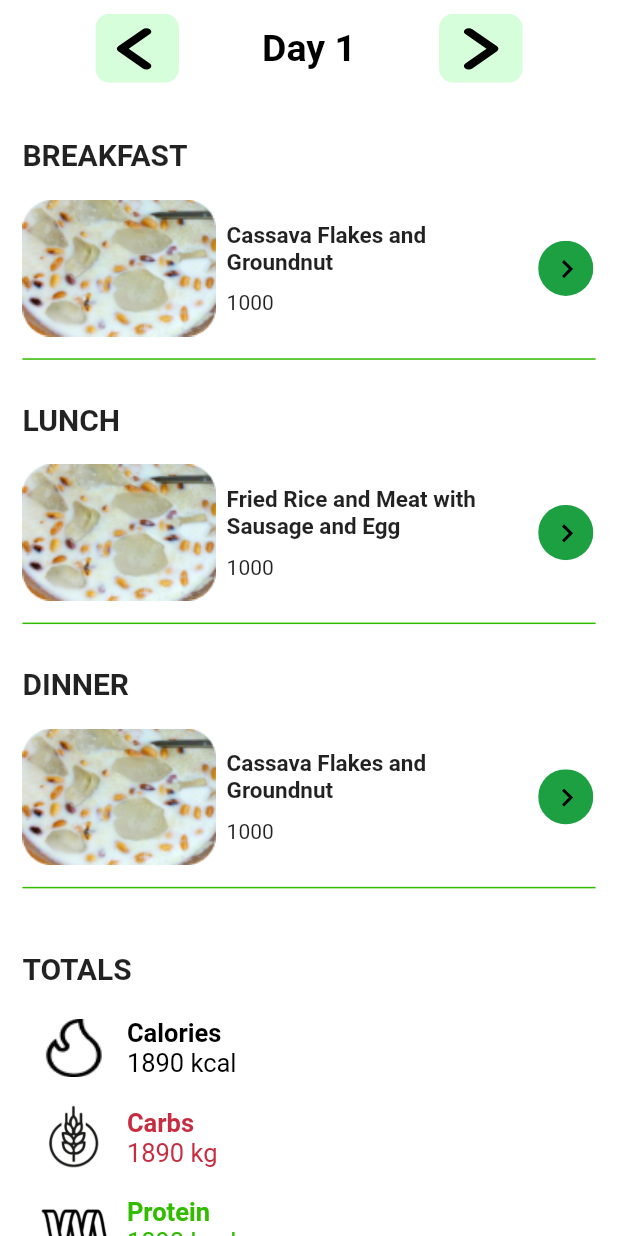
After one commit to glory-i/trial_fyp_mobile, a Flutter app: the PlannedMeal screen opened directly, on a phone screen of 412 x 824 dp. The commit adds this screen. Run offline on Flutter 3.47's test engine with Material 2 defaults, Android fonts, the light colour scheme and no system bars; our stand-ins replace dropdown_button2, flutter_secure_storage, flutter_svg, internet_connection_checker, pie_chart, pin_code_fields; accounts and stored records are empty; project files that could hold a hidden picture were left out.

Commit message:
Meal Plan screen and Search Result

```diff
--- a/lib/views/HomeApp/dashboard.dart
+++ b/lib/views/HomeApp/dashboard.dart
@@ -4,6 +4,7 @@ import 'package:trial_fyp_mobile/models/authentication/loginResponseModel.dart';
 import 'package:trial_fyp_mobile/services/authenticationServices/authenticationServices.dart';
 import 'package:trial_fyp_mobile/size_config.dart';
 import 'package:trial_fyp_mobile/utility/constants.dart';
+import 'package:trial_fyp_mobile/views/HomeApp/searchResults.dart';
 
 enum MealTime { breakfast, lunch, dinner }
 
@@ -15,7 +16,6 @@ class DashboardScreen extends StatefulWidget {
 }
 
 class _DashboardScreenState extends State<DashboardScreen> {
-
   LoginResponseModel? loginResponseModel;
   bool isLoading = true;
   MealTime? selectedMealTime;
@@ -31,19 +31,18 @@ class _DashboardScreenState extends State<DashboardScreen> {
   }
 
   @override
-  void initState(){
+  void initState() {
     super.initState();
     selectedMealTime = MealTime.breakfast;
     getLoginResponseData();
-
   }
 
   Future<void> getLoginResponseData() async {
-    loginResponseModel = loginResponseModelFromJson(await getLoginResponse()??"");
+    loginResponseModel =
+        loginResponseModelFromJson(await getLoginResponse() ?? "");
     setState(() {
-            isLoading = false;
-          });
-
+      isLoading = false;
+    });
   }
 
   @override
@@ -67,16 +66,22 @@ class _DashboardScreenState extends State<DashboardScreen> {
                 ),
                 SizedBox(height: getProportionateScreenHeight(40)),
                 Text(
-                  isLoading? "Welcome" :'Welcome ${loginResponseModel!.userName}',
+                  isLoading
+                      ? "Welcome"
+                      : 'Welcome ${loginResponseModel!.userName}',
                   style: TextStyle(fontSize: 22),
                 ),
                 SizedBox(height: getProportionateScreenHeight(40)),
                 TextFormField(
                   decoration: InputDecoration(
-                      hintText: "Searach for a Meal",
+                      hintText: "Search for a Meal",
                       suffixIcon: IconButton(
                         icon: Icon(Icons.search),
-                        onPressed: () {},
+                        onPressed: () {
+                          Navigator.of(context).push(MaterialPageRoute(
+                              builder: (context) =>
+                                  const SearchResultsScreen()));
+                        },
                       ),
                       border: OutlineInputBorder(
                           borderRadius: BorderRadius.circular(20))),
--- /dev/null
+++ b/lib/views/HomeApp/searchResults.dart
@@ -0,0 +1,56 @@
+import 'package:flutter/material.dart';
+import 'package:trial_fyp_mobile/size_config.dart';
+import 'package:trial_fyp_mobile/utility/constants.dart';
+import 'package:trial_fyp_mobile/widgets/generated_meal.dart';
+
+class SearchResultsScreen extends StatelessWidget {
+  const SearchResultsScreen({super.key});
+
+  @override
+  Widget build(BuildContext context) {
+    return Scaffold(
+      body: SafeArea(
+          child: Padding(
+        padding: EdgeInsets.symmetric(
+          horizontal: getProportionateScreenWidth(20),
+          vertical: getProportionateScreenHeight(30),
+        ),
+        child: SingleChildScrollView(
+            child: Column(
+          crossAxisAlignment: CrossAxisAlignment.start,
+          children: [
+            const Center(
+              child: Text(
+                'FOODIFIED',
+                style: TextStyle(fontSize: 30, fontWeight: FontWeight.bold),
+              ),
+            ),
+            SizedBox(height: getProportionateScreenHeight(40)),
+            TextFormField(
+              decoration: InputDecoration(
+                  hintText: "Search for a Meal",
+                  suffixIcon: IconButton(
+                    icon: Icon(Icons.search),
+                    onPressed: () {},
+                  ),
+                  border: OutlineInputBorder(
+                      borderRadius: BorderRadius.circular(20))),
+            ),
+            SizedBox(height: getProportionateScreenHeight(40)),
+            GeneratedMeal(
+              onPressed: () {},
+              image: 'assets/garriImage.png',
+              mealName: 'Cassava Flakes and Groundnut',
+              mealAmount: '1000',
+            ),
+            const Divider(
+              color: Color(kGreenColor),
+              height: 30,
+              thickness: 1,
+            ),
+          ],
+        )),
+      )),
+    );
+  }
+}
--- a/lib/views/MealPlan/budget.dart
+++ b/lib/views/MealPlan/budget.dart
@@ -4,6 +4,7 @@ import 'package:flutter/material.dart';
 import 'package:flutter_svg/svg.dart';
 import 'package:trial_fyp_mobile/models/authentication/meal/budgetRange.dart';
 import 'package:trial_fyp_mobile/views/MealPlan/meal.dart';
+import 'package:trial_fyp_mobile/views/MealPlan/planned_meal.dart';
 import 'package:trial_fyp_mobile/widgets/primary_button.dart';
 
 import '../../size_config.dart';
@@ -130,22 +131,23 @@ class _BudgetScreenState extends State<BudgetScreen> {
                 ),
                 GestureDetector(
                     onTap: () {
-
                       //MAKE IT A FORM AND ADD THE VALIDATION SO THAT THE USER MUST SELECT A VALUE !!!!
                       //call the ENDPOINT TO GENERATE MEAL PLAN. PASS MIN BUDGET, MAX BUDGET AND THE CALORIE REQUIREMENTS WHICH WILL BE IN THE TOKEN.
+                      // Navigator.of(context).push(MaterialPageRoute(
+                      //     builder: (context) => MealScreen(
+                      //           proteinValue: 99,
+                      //           carbsValue: 12,
+                      //           caloriesValue: 600,
+                      //           fatValue: 11,
+                      //           cost: 1200,
+                      //           imageString: '',
+                      //           mealDescription:
+                      //               'One Portion of Jollof Rice and One Portion of Fried Rice and One cup of Moi Moi',
+                      //           mealName:
+                      //               'Jollof Rice and Fried Rice and Moi Moi	',
+                      //         )));
                       Navigator.of(context).push(MaterialPageRoute(
-                          builder: (context) => MealScreen(
-                                proteinValue: 99,
-                                carbsValue: 12,
-                                caloriesValue: 600,
-                                fatValue: 11,
-                                cost: 1200,
-                                imageString: '',
-                                mealDescription:
-                                    'One Portion of Jollof Rice and One Portion of Fried Rice and One cup of Moi Moi',
-                                mealName:
-                                    'Jollof Rice and Fried Rice and Moi Moi	',
-                              )));
+                          builder: (context) => PlannedMeal()));
                     },
                     child: Padding(
                       padding: EdgeInsets.fromLTRB(
@@ -200,7 +202,8 @@ List<String> buildListOfBudget(List<BudgetRange> newlistOfBudgetRange) {
   late List<String> listOfBudgetRange = [];
 
   for (int i = 0; i < newlistOfBudgetRange.length; i++) {
-    listOfBudgetRange.add("${newlistOfBudgetRange[i].minBudget}-${newlistOfBudgetRange[i].maxBudget}");
+    listOfBudgetRange.add(
+        "${newlistOfBudgetRange[i].minBudget}-${newlistOfBudgetRange[i].maxBudget}");
   }
   return listOfBudgetRange;
 }
--- /dev/null
+++ b/lib/views/MealPlan/planned_meal.dart
@@ -0,0 +1,294 @@
+import 'package:flutter/material.dart';
+import 'package:flutter_svg/svg.dart';
+import 'package:pie_chart/pie_chart.dart';
+import 'package:trial_fyp_mobile/size_config.dart';
+import 'package:trial_fyp_mobile/utility/constants.dart';
+import 'package:trial_fyp_mobile/widgets/generated_meal.dart';
+import 'package:trial_fyp_mobile/widgets/primary_button.dart';
+
+class PlannedMeal extends StatefulWidget {
+  const PlannedMeal({super.key});
+
+  @override
+  State<PlannedMeal> createState() => _PlannedMealState();
+}
+
+class _PlannedMealState extends State<PlannedMeal> {
+  final PageController _pageController = PageController();
+  int currentIndex = 0;
+  int currentDay = 1;
+  @override
+  Widget build(BuildContext context) {
+    return Scaffold(
+      backgroundColor: Colors.white,
+      appBar: AppBar(
+        automaticallyImplyLeading: false,
+        backgroundColor: Colors.transparent,
+        elevation: 0,
+        toolbarHeight: getProportionateScreenHeight(70),
+        title: Padding(
+          padding: EdgeInsets.all(getProportionateScreenWidth(20)),
+          child: Row(
+            mainAxisAlignment: MainAxisAlignment.spaceAround,
+            children: [
+              GestureDetector(
+                onTap: () {
+                  _pageController.previousPage(
+                      duration: const Duration(milliseconds: 200),
+                      curve: Curves.easeIn);
+                  setState(() {
+                    currentDay--;
+                  });
+                },
+                child: SvgPicture.asset(
+                  "assets/backButton4.svg",
+                  width: getProportionateScreenWidth(56),
+                  height: getProportionateScreenHeight(51),
+                ),
+              ),
+              Text(
+                'Day $currentDay',
+                style: TextStyle(
+                    fontSize: 25,
+                    fontWeight: FontWeight.bold,
+                    color: Colors.black),
+              ),
+              GestureDetector(
+                onTap: () {
+                  _pageController.nextPage(
+                      duration: const Duration(milliseconds: 200),
+                      curve: Curves.easeIn);
+                  setState(() {
+                    currentDay++;
+                  });
+                },
+                child: SvgPicture.asset(
+                  "assets/forwardButton.svg",
+                  width: getProportionateScreenWidth(56),
+                  height: getProportionateScreenHeight(51),
+                ),
+              ),
+            ],
+          ),
+        ),
+      ),
+      body: SingleChildScrollView(
+        child: Column(
+          children: [
+            SizedBox(height: getProportionateScreenHeight(30)),
+            SizedBox(
+              height: getProportionateScreenHeight(1500),
+              child: PageView.builder(
+                controller: _pageController,
+                onPageChanged: (index) {
+                  setState(() {
+                    currentIndex = index;
+                  });
+                },
+                itemBuilder: (context, index) {
+                  return Padding(
+                    padding: EdgeInsets.symmetric(
+                        horizontal: getProportionateScreenWidth(15)),
+                    child: Column(
+                      crossAxisAlignment: CrossAxisAlignment.start,
+                      children: [
+                        /// Breakfast
+                        const Text(
+                          'BREAKFAST',
+                          style: TextStyle(
+                              fontSize: 20, fontWeight: FontWeight.bold),
+                        ),
+                        SizedBox(
+                          height: getProportionateScreenHeight(20),
+                        ),
+                        GeneratedMeal(
+                          onPressed: () {},
+                          image: 'assets/garriImage.png',
+                          mealName: 'Cassava Flakes and Groundnut',
+                          mealAmount: '1000',
+                        ),
+                        const Divider(
+                          color: Color(kGreenColor),
+                          height: 30,
+                          thickness: 1,
+                        ),
+                        SizedBox(height: getProportionateScreenHeight(15)),
+
+                        /// Lunch
+                        const Text(
+                          'LUNCH',
+                          style: TextStyle(
+                              fontSize: 20, fontWeight: FontWeight.bold),
+                        ),
+                        SizedBox(
+                          height: getProportionateScreenHeight(20),
+                        ),
+                        GeneratedMeal(
+                          onPressed: () {},
+                          image: 'assets/garriImage.png',
+                          mealName: 'Fried Rice and Meat with Sausage and Egg',
+                          mealAmount: '1000',
+                        ),
+                        const Divider(
+                          color: Color(kGreenColor),
+                          height: 30,
+                          thickness: 1,
+                        ),
+                        SizedBox(height: getProportionateScreenHeight(15)),
+
+                        /// Dinner
+                        const Text(
+                          'DINNER',
+                          style: TextStyle(
+                              fontSize: 20, fontWeight: FontWeight.bold),
+                        ),
+                        SizedBox(
+                          height: getProportionateScreenHeight(20),
+                        ),
+                        GeneratedMeal(
+                          onPressed: () {},
+                          image: 'assets/garriImage.png',
+                          mealName: 'Cassava Flakes and Groundnut',
+                          mealAmount: '1000',
+                        ),
+                        const Divider(
+                          color: Color(kGreenColor),
+                          height: 30,
+                          thickness: 1,
+                        ),
+                        SizedBox(height: getProportionateScreenHeight(30)),
+
+                        /// Totals
+                        const Text(
+                          'TOTALS',
+                          style: TextStyle(
+                            fontSize: 20,
+                            fontWeight: FontWeight.bold,
+                          ),
+                        ),
+                        SizedBox(height: getProportionateScreenHeight(20)),
+
+                        /// Calories
+                        const TotalsCard(
+                          image: 'assets/caloriesImg.png',
+                          totalName: 'Calories',
+                          totalCalculation: '1890 kcal',
+                          color: 0xFF000000,
+                        ),
+                        SizedBox(height: getProportionateScreenHeight(15)),
+
+                        /// Carbs
+                        const TotalsCard(
+                          image: 'assets/carbo.png',
+                          totalName: 'Carbs',
+                          totalCalculation: '1890 kg',
+                          color: kErrorColor,
+                        ),
+                        SizedBox(height: getProportionateScreenHeight(15)),
+
+                        /// Protein
+                        const TotalsCard(
+                          image: 'assets/proteinss.png',
+                          totalName: 'Protein',
+                          totalCalculation: '1890 kcal',
+                          color: kGreenColor,
+                        ),
+                        SizedBox(height: getProportionateScreenHeight(15)),
+
+                        /// Fat
+                        const TotalsCard(
+                          image: 'assets/fat.png',
+                          totalName: 'Fats',
+                          totalCalculation: '1890 kg',
+                          color: kBlueColor,
+                        ),
+                        SizedBox(height: getProportionateScreenHeight(15)),
+
+                        /// Cost
+                        const TotalsCard(
+                          image: 'assets/cost.png',
+                          totalName: 'Cost',
+                          totalCalculation: '2500.0',
+                          color: 0xFF000000,
+                        ),
+                        SizedBox(height: getProportionateScreenHeight(15)),
+
+                        /// Pie Chart
+                        const Text(
+                          'Percent Calories From',
+                          style: TextStyle(
+                            fontSize: 20,
+                            fontWeight: FontWeight.bold,
+                          ),
+                        ),
+                        SizedBox(height: getProportionateScreenHeight(20)),
+                        const PieChart(
+                          dataMap: {
+                            "Protein": 30,
+                            "Fat": 30,
+                            "Carbs": 40,
+                          },
+                        ),
+                        SizedBox(height: getProportionateScreenHeight(50)),
+                        FPrimaryButton(text: 'Regenerate')
+                      ],
+                    ),
+                  );
+                },
+              ),
+            )
+          ],
+        ),
+      ),
+    );
+  }
+}
+
+class TotalsCard extends StatelessWidget {
+  const TotalsCard({
+    super.key,
+    required this.image,
+    required this.totalName,
+    required this.totalCalculation,
+    required this.color,
+  });
+
+  final String image;
+  final String totalName;
+  final String totalCalculation;
+  final int color;
+
+  @override
+  Widget build(BuildContext context) {
+    return Padding(
+      padding:
+          EdgeInsets.symmetric(horizontal: getProportionateScreenWidth(10)),
+      child: Row(
+        children: [
+          Image.asset(
+            image,
+            width: getProportionateScreenWidth(50),
+            height: getProportionateScreenHeight(50),
+          ),
+          SizedBox(width: getProportionateScreenWidth(10)),
+          Column(
+            crossAxisAlignment: CrossAxisAlignment.start,
+            children: [
+              Text(
+                totalName,
+                style: TextStyle(
+                    fontWeight: FontWeight.bold,
+                    fontSize: 17,
+                    color: Color(color)),
+              ),
+              Text(
+                totalCalculation,
+                style: TextStyle(fontSize: 17, color: Color(color)),
+              )
+            ],
+          )
+        ],
+      ),
+    );
+  }
+}
--- /dev/null
+++ b/lib/widgets/generated_meal.dart
@@ -0,0 +1,52 @@
+import 'package:flutter/material.dart';
+import 'package:flutter_svg/flutter_svg.dart';
+import 'package:trial_fyp_mobile/size_config.dart';
+
+class GeneratedMeal extends StatelessWidget {
+  const GeneratedMeal({
+    super.key,
+    required this.image,
+    required this.mealName,
+    required this.mealAmount,
+    required this.onPressed,
+  });
+
+  final String image;
+  final String mealName;
+  final String mealAmount;
+  final Function()? onPressed;
+
+  @override
+  Widget build(BuildContext context) {
+    return GestureDetector(
+      onTap: onPressed,
+      child: Row(
+        mainAxisAlignment: MainAxisAlignment.spaceBetween,
+        children: [
+          Image.asset(image),
+          Column(
+            mainAxisAlignment: MainAxisAlignment.start,
+            crossAxisAlignment: CrossAxisAlignment.start,
+            children: [
+              SizedBox(
+                width: getProportionateScreenWidth(200),
+                height: getProportionateScreenHeight(50),
+                child: Text(
+                  mealName,
+                  style: const TextStyle(
+                      fontWeight: FontWeight.bold, fontSize: 15),
+                ),
+              ),
+              Text(mealAmount)
+            ],
+          ),
+          SvgPicture.asset(
+            "assets/backButton5.svg",
+            width: getProportionateScreenWidth(40),
+            height: getProportionateScreenHeight(40),
+          ),
+        ],
+      ),
+    );
+  }
+}
```
Also changed, not shown: assets/backButton4.svg (added), assets/backButton5.svg (added), assets/caloriesImg.png (added), assets/cost.png (added), assets/forwardButton.svg (added), assets/garriImage.png (added), 1 other file.
